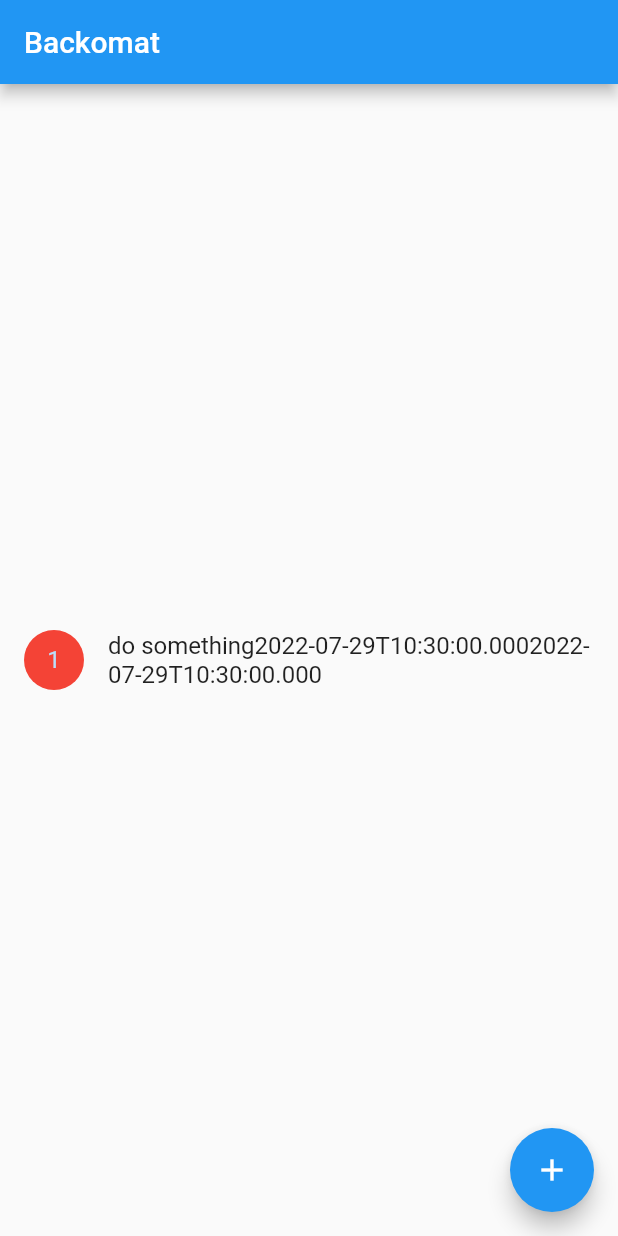
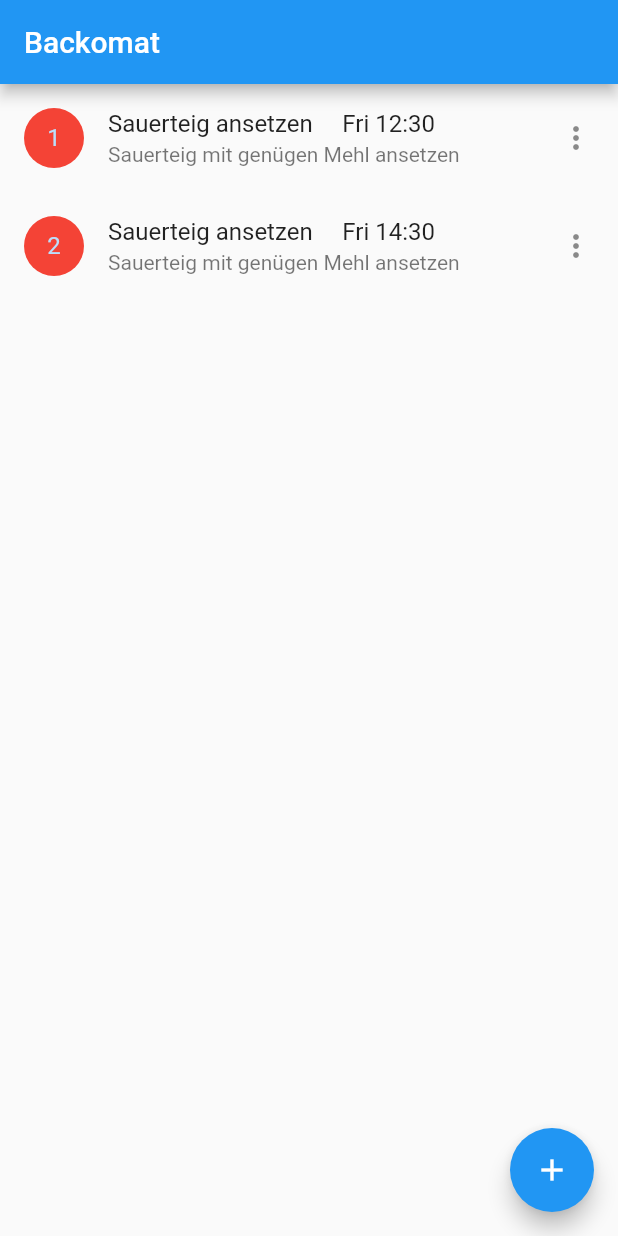
Before and after one commit to joel113/flutter-back-o-mat, a Flutter app: the screen it shows after launch, on a phone screen of 412 x 824 dp. Run offline on Flutter 3.47's test engine with Material 2 defaults, Android fonts, the phone set to English and light mode, and no system bars.

```diff
--- a/lib/main.dart
+++ b/lib/main.dart
@@ -1,11 +1,34 @@
 import 'package:flutter/material.dart';
+import 'package:intl/intl.dart';
 
 void main() {
-  runApp(const Backomat());
+  runApp(Backomat(worklistitems: [
+    WorkListItem(
+        step: 1,
+        name: 'Sauerteig ansetzen',
+        description: 'Sauerteig mit genügen Mehl ansetzen',
+        start: DateTime.now().add(const Duration(hours: 2)),
+        end: DateTime.now().add(const Duration(hours: 2))),
+    WorkListItem(
+        step: 2,
+        name: 'Sauerteig ansetzen',
+        description: 'Sauerteig mit genügen Mehl ansetzen',
+        start: DateTime.now().add(const Duration(hours: 4)),
+        end: DateTime.now().add(const Duration(hours: 4)))
+  ]));
 }
 
-class Backomat extends StatelessWidget {
-  const Backomat({super.key});
+class Backomat extends StatefulWidget {
+  const Backomat({required this.worklistitems, super.key});
+
+  final List<WorkListItem> worklistitems;
+
+  @override
+  State<Backomat> createState() => _WorkListState();
+}
+
+class _WorkListState extends State<Backomat> {
+  final _workList = <WorkListItem>{};
 
   void _addWorkListItem() {}
 
@@ -17,39 +40,45 @@ class Backomat extends StatelessWidget {
         appBar: AppBar(
           title: const Text('Backomat'),
         ),
-        body: Center(
-          child: WorkListItem(
-              name: 'do something', start: DateTime.now(), end: DateTime.now()),
-        ),
+        body: ListView(children: widget.worklistitems.toList()),
         floatingActionButton: FloatingActionButton(
           onPressed: _addWorkListItem,
           tooltip: 'Increment',
           child: const Icon(Icons.add),
         ), // This trailing comma makes auto-formatting nicer for build methods.
+        ),
       ),
     );
   }
 }
 
 class WorkListItem extends StatelessWidget {
-  WorkListItem({
-    required this.name,
-    required this.start,
-    required this.end,
-  }) : super(key: ObjectKey(name));
+  WorkListItem(
+      {required this.step,
+      required this.name,
+      required this.description,
+      required this.start,
+      required this.end,
+      this.predecessor})
+      : super(key: ObjectKey(name));
 
+  final int step;
   final String name;
+  final String? description;
   final DateTime start;
   final DateTime end;
+  final WorkListItem? predecessor;
 
   @override
   Widget build(BuildContext context) {
     return ListTile(
-      leading: const CircleAvatar(
+      leading: CircleAvatar(
         backgroundColor: Colors.red,
-        child: Text("1"),
+        child: Text(step.toString()),
       ),
-      title: Text(name + start.toIso8601String() + end.toIso8601String()),
+      title: Text("$name     ${DateFormat('E HH:mm').format(start)}"),
+      subtitle: Text(description!),
+      trailing: const Icon(Icons.more_vert),
     );
   }
 }
--- a/pubspec.yaml
+++ b/pubspec.yaml
@@ -20,6 +20,7 @@ dependencies:
   flutter:
     sdk: flutter
   cupertino_icons: ^1.0.2
+  intl: ^0.17.0
 
 dev_dependencies:
   flutter_test:
```
Also changed, not shown: pubspec.lock.
